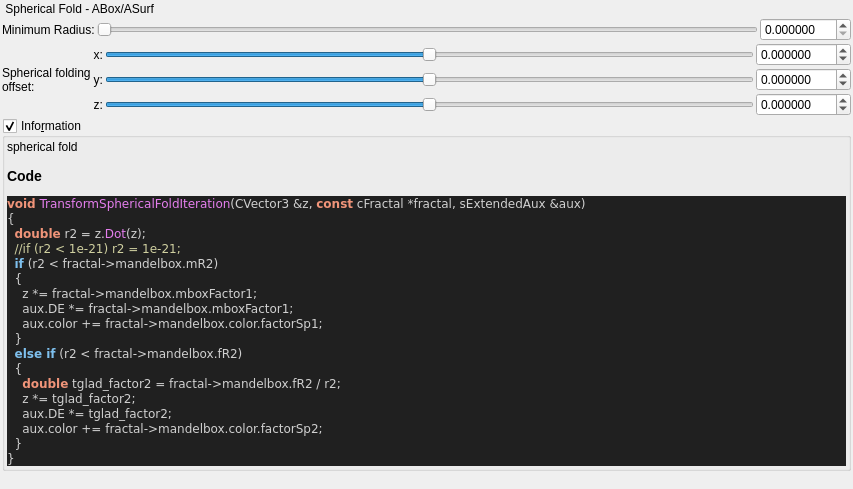
Qt form mandelbulber2/qt_data/fractal_transf_spherical_fold_abox.ui (buddhi1980/mandelbulber2) before a commit.
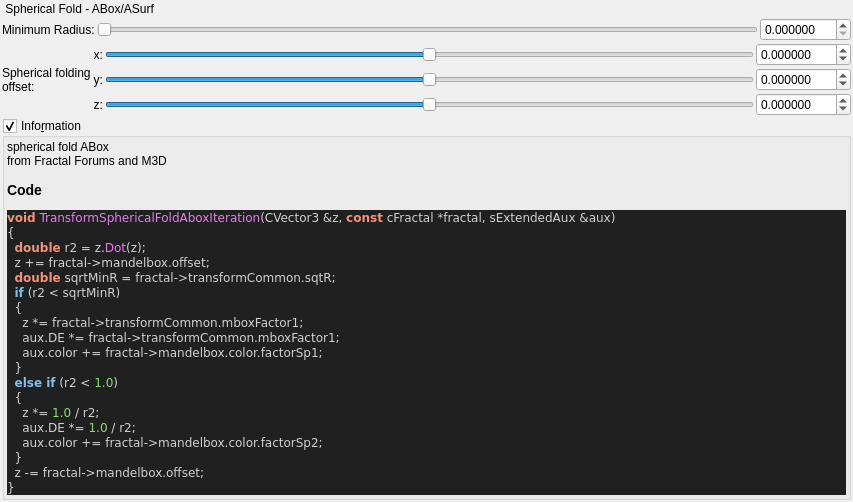
The same form after that commit. Custom widgets are drawn as their Qt base class.

Diff of the .ui file:
```diff
--- a/mandelbulber2/qt_data/fractal_transf_spherical_fold_abox.ui
+++ b/mandelbulber2/qt_data/fractal_transf_spherical_fold_abox.ui
@@ -337,27 +337,28 @@
       <item>
        <widget class="QLabel" name="label_code_content">
         <property name="text">
-         <string>&lt;p&gt;spherical fold&lt;/p&gt;&lt;table&gt;
+         <string>&lt;p&gt;spherical fold ABox&lt;br&gt;from Fractal Forums and M3D&lt;/p&gt;&lt;table&gt;
 &lt;/table&gt;
 &lt;h3&gt;Code&lt;/h3&gt;
 &lt;body style=&quot;background-color:#202020&quot;&gt;
-&lt;pre style=&quot;color:#d0d0d0; background-color:#202020;  font-family:'Courier New',monospace;&quot;&gt;&lt;span style=&quot;color:#f09479; font-weight:bold&quot;&gt;void&lt;/span&gt; &lt;span style=&quot;color:#e47eed&quot;&gt;TransformSphericalFoldIteration&lt;/span&gt;&lt;span style=&quot;color:#d0d0d0&quot;&gt;(&lt;/span&gt;CVector3 &lt;span style=&quot;color:#d0d0d0&quot;&gt;&amp;amp;&lt;/span&gt;z&lt;span style=&quot;color:#d0d0d0&quot;&gt;,&lt;/span&gt; &lt;span style=&quot;color:#f09479; font-weight:bold&quot;&gt;const&lt;/span&gt; cFractal &lt;span style=&quot;color:#d0d0d0&quot;&gt;*&lt;/span&gt;fractal&lt;span style=&quot;color:#d0d0d0&quot;&gt;,&lt;/span&gt; sExtendedAux &lt;span style=&quot;color:#d0d0d0&quot;&gt;&amp;amp;&lt;/span&gt;aux&lt;span style=&quot;color:#d0d0d0&quot;&gt;)&lt;/span&gt;
+&lt;pre style=&quot;color:#d0d0d0; background-color:#202020;  font-family:'Courier New',monospace;&quot;&gt;&lt;span style=&quot;color:#f09479; font-weight:bold&quot;&gt;void&lt;/span&gt; &lt;span style=&quot;color:#e47eed&quot;&gt;TransformSphericalFoldAboxIteration&lt;/span&gt;&lt;span style=&quot;color:#d0d0d0&quot;&gt;(&lt;/span&gt;CVector3 &lt;span style=&quot;color:#d0d0d0&quot;&gt;&amp;amp;&lt;/span&gt;z&lt;span style=&quot;color:#d0d0d0&quot;&gt;,&lt;/span&gt; &lt;span style=&quot;color:#f09479; font-weight:bold&quot;&gt;const&lt;/span&gt; cFractal &lt;span style=&quot;color:#d0d0d0&quot;&gt;*&lt;/span&gt;fractal&lt;span style=&quot;color:#d0d0d0&quot;&gt;,&lt;/span&gt; sExtendedAux &lt;span style=&quot;color:#d0d0d0&quot;&gt;&amp;amp;&lt;/span&gt;aux&lt;span style=&quot;color:#d0d0d0&quot;&gt;)&lt;/span&gt;
 &lt;span style=&quot;color:#d0d0d0&quot;&gt;{&lt;/span&gt;
   &lt;span style=&quot;color:#f09479; font-weight:bold&quot;&gt;double&lt;/span&gt; r2 &lt;span style=&quot;color:#d0d0d0&quot;&gt;=&lt;/span&gt; z&lt;span style=&quot;color:#d0d0d0&quot;&gt;.&lt;/span&gt;&lt;span style=&quot;color:#e47eed&quot;&gt;Dot&lt;/span&gt;&lt;span style=&quot;color:#d0d0d0&quot;&gt;(&lt;/span&gt;z&lt;span style=&quot;color:#d0d0d0&quot;&gt;);&lt;/span&gt;
-  &lt;span style=&quot;color:#d0d0a0&quot;&gt;//if (r2 &amp;lt; 1e-21) r2 = 1e-21;&lt;/span&gt;
-  &lt;span style=&quot;color:#7ec0ee; font-weight:bold&quot;&gt;if&lt;/span&gt; &lt;span style=&quot;color:#d0d0d0&quot;&gt;(&lt;/span&gt;r2 &lt;span style=&quot;color:#d0d0d0&quot;&gt;&amp;lt;&lt;/span&gt; fractal&lt;span style=&quot;color:#d0d0d0&quot;&gt;-&amp;gt;&lt;/span&gt;mandelbox&lt;span style=&quot;color:#d0d0d0&quot;&gt;.&lt;/span&gt;mR2&lt;span style=&quot;color:#d0d0d0&quot;&gt;)&lt;/span&gt;
+  z &lt;span style=&quot;color:#d0d0d0&quot;&gt;+=&lt;/span&gt; fractal&lt;span style=&quot;color:#d0d0d0&quot;&gt;-&amp;gt;&lt;/span&gt;mandelbox&lt;span style=&quot;color:#d0d0d0&quot;&gt;.&lt;/span&gt;offset&lt;span style=&quot;color:#d0d0d0&quot;&gt;;&lt;/span&gt;
+  &lt;span style=&quot;color:#f09479; font-weight:bold&quot;&gt;double&lt;/span&gt; sqrtMinR &lt;span style=&quot;color:#d0d0d0&quot;&gt;=&lt;/span&gt; fractal&lt;span style=&quot;color:#d0d0d0&quot;&gt;-&amp;gt;&lt;/span&gt;transformCommon&lt;span style=&quot;color:#d0d0d0&quot;&gt;.&lt;/span&gt;sqtR&lt;span style=&quot;color:#d0d0d0&quot;&gt;;&lt;/span&gt;
+  &lt;span style=&quot;color:#7ec0ee; font-weight:bold&quot;&gt;if&lt;/span&gt; &lt;span style=&quot;color:#d0d0d0&quot;&gt;(&lt;/span&gt;r2 &lt;span style=&quot;color:#d0d0d0&quot;&gt;&amp;lt;&lt;/span&gt; sqrtMinR&lt;span style=&quot;color:#d0d0d0&quot;&gt;)&lt;/span&gt;
   &lt;span style=&quot;color:#d0d0d0&quot;&gt;{&lt;/span&gt;
-    z &lt;span style=&quot;color:#d0d0d0&quot;&gt;*=&lt;/span&gt; fractal&lt;span style=&quot;color:#d0d0d0&quot;&gt;-&amp;gt;&lt;/span&gt;mandelbox&lt;span style=&quot;color:#d0d0d0&quot;&gt;.&lt;/span&gt;mboxFactor1&lt;span style=&quot;color:#d0d0d0&quot;&gt;;&lt;/span&gt;
-    aux&lt;span style=&quot;color:#d0d0d0&quot;&gt;.&lt;/span&gt;DE &lt;span style=&quot;color:#d0d0d0&quot;&gt;*=&lt;/span&gt; fractal&lt;span style=&quot;color:#d0d0d0&quot;&gt;-&amp;gt;&lt;/span&gt;mandelbox&lt;span style=&quot;color:#d0d0d0&quot;&gt;.&lt;/span&gt;mboxFactor1&lt;span style=&quot;color:#d0d0d0&quot;&gt;;&lt;/span&gt;
+    z &lt;span style=&quot;color:#d0d0d0&quot;&gt;*=&lt;/span&gt; fractal&lt;span style=&quot;color:#d0d0d0&quot;&gt;-&amp;gt;&lt;/span&gt;transformCommon&lt;span style=&quot;color:#d0d0d0&quot;&gt;.&lt;/span&gt;mboxFactor1&lt;span style=&quot;color:#d0d0d0&quot;&gt;;&lt;/span&gt;
+    aux&lt;span style=&quot;color:#d0d0d0&quot;&gt;.&lt;/span&gt;DE &lt;span style=&quot;color:#d0d0d0&quot;&gt;*=&lt;/span&gt; fractal&lt;span style=&quot;color:#d0d0d0&quot;&gt;-&amp;gt;&lt;/span&gt;transformCommon&lt;span style=&quot;color:#d0d0d0&quot;&gt;.&lt;/span&gt;mboxFactor1&lt;span style=&quot;color:#d0d0d0&quot;&gt;;&lt;/span&gt;
     aux&lt;span style=&quot;color:#d0d0d0&quot;&gt;.&lt;/span&gt;color &lt;span style=&quot;color:#d0d0d0&quot;&gt;+=&lt;/span&gt; fractal&lt;span style=&quot;color:#d0d0d0&quot;&gt;-&amp;gt;&lt;/span&gt;mandelbox&lt;span style=&quot;color:#d0d0d0&quot;&gt;.&lt;/span&gt;color&lt;span style=&quot;color:#d0d0d0&quot;&gt;.&lt;/span&gt;factorSp1&lt;span style=&quot;color:#d0d0d0&quot;&gt;;&lt;/span&gt;
   &lt;span style=&quot;color:#d0d0d0&quot;&gt;}&lt;/span&gt;
-  &lt;span style=&quot;color:#7ec0ee; font-weight:bold&quot;&gt;else if&lt;/span&gt; &lt;span style=&quot;color:#d0d0d0&quot;&gt;(&lt;/span&gt;r2 &lt;span style=&quot;color:#d0d0d0&quot;&gt;&amp;lt;&lt;/span&gt; fractal&lt;span style=&quot;color:#d0d0d0&quot;&gt;-&amp;gt;&lt;/span&gt;mandelbox&lt;span style=&quot;color:#d0d0d0&quot;&gt;.&lt;/span&gt;fR2&lt;span style=&quot;color:#d0d0d0&quot;&gt;)&lt;/span&gt;
+  &lt;span style=&quot;color:#7ec0ee; font-weight:bold&quot;&gt;else if&lt;/span&gt; &lt;span style=&quot;color:#d0d0d0&quot;&gt;(&lt;/span&gt;r2 &lt;span style=&quot;color:#d0d0d0&quot;&gt;&amp;lt;&lt;/span&gt; &lt;span style=&quot;color:#87df71&quot;&gt;1.0&lt;/span&gt;&lt;span style=&quot;color:#d0d0d0&quot;&gt;)&lt;/span&gt;
   &lt;span style=&quot;color:#d0d0d0&quot;&gt;{&lt;/span&gt;
-    &lt;span style=&quot;color:#f09479; font-weight:bold&quot;&gt;double&lt;/span&gt; tglad_factor2 &lt;span style=&quot;color:#d0d0d0&quot;&gt;=&lt;/span&gt; fractal&lt;span style=&quot;color:#d0d0d0&quot;&gt;-&amp;gt;&lt;/span&gt;mandelbox&lt;span style=&quot;color:#d0d0d0&quot;&gt;.&lt;/span&gt;fR2 &lt;span style=&quot;color:#d0d0d0&quot;&gt;/&lt;/span&gt; r2&lt;span style=&quot;color:#d0d0d0&quot;&gt;;&lt;/span&gt;
-    z &lt;span style=&quot;color:#d0d0d0&quot;&gt;*=&lt;/span&gt; tglad_factor2&lt;span style=&quot;color:#d0d0d0&quot;&gt;;&lt;/span&gt;
-    aux&lt;span style=&quot;color:#d0d0d0&quot;&gt;.&lt;/span&gt;DE &lt;span style=&quot;color:#d0d0d0&quot;&gt;*=&lt;/span&gt; tglad_factor2&lt;span style=&quot;color:#d0d0d0&quot;&gt;;&lt;/span&gt;
+    z &lt;span style=&quot;color:#d0d0d0&quot;&gt;*=&lt;/span&gt; &lt;span style=&quot;color:#87df71&quot;&gt;1.0&lt;/span&gt; &lt;span style=&quot;color:#d0d0d0&quot;&gt;/&lt;/span&gt; r2&lt;span style=&quot;color:#d0d0d0&quot;&gt;;&lt;/span&gt;
+    aux&lt;span style=&quot;color:#d0d0d0&quot;&gt;.&lt;/span&gt;DE &lt;span style=&quot;color:#d0d0d0&quot;&gt;*=&lt;/span&gt; &lt;span style=&quot;color:#87df71&quot;&gt;1.0&lt;/span&gt; &lt;span style=&quot;color:#d0d0d0&quot;&gt;/&lt;/span&gt; r2&lt;span style=&quot;color:#d0d0d0&quot;&gt;;&lt;/span&gt;
     aux&lt;span style=&quot;color:#d0d0d0&quot;&gt;.&lt;/span&gt;color &lt;span style=&quot;color:#d0d0d0&quot;&gt;+=&lt;/span&gt; fractal&lt;span style=&quot;color:#d0d0d0&quot;&gt;-&amp;gt;&lt;/span&gt;mandelbox&lt;span style=&quot;color:#d0d0d0&quot;&gt;.&lt;/span&gt;color&lt;span style=&quot;color:#d0d0d0&quot;&gt;.&lt;/span&gt;factorSp2&lt;span style=&quot;color:#d0d0d0&quot;&gt;;&lt;/span&gt;
   &lt;span style=&quot;color:#d0d0d0&quot;&gt;}&lt;/span&gt;
+  z &lt;span style=&quot;color:#d0d0d0&quot;&gt;-=&lt;/span&gt; fractal&lt;span style=&quot;color:#d0d0d0&quot;&gt;-&amp;gt;&lt;/span&gt;mandelbox&lt;span style=&quot;color:#d0d0d0&quot;&gt;.&lt;/span&gt;offset&lt;span style=&quot;color:#d0d0d0&quot;&gt;;&lt;/span&gt;
 &lt;span style=&quot;color:#d0d0d0&quot;&gt;}&lt;/span&gt;
 &lt;/pre&gt;
 &lt;/body&gt;</string>
```
